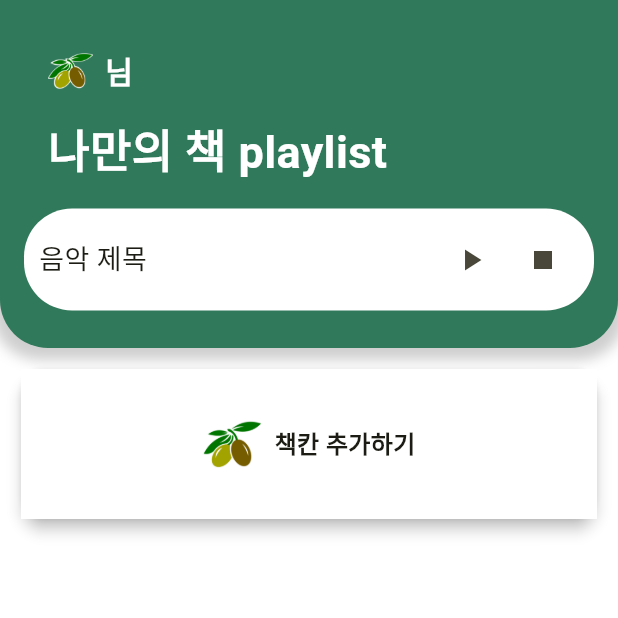
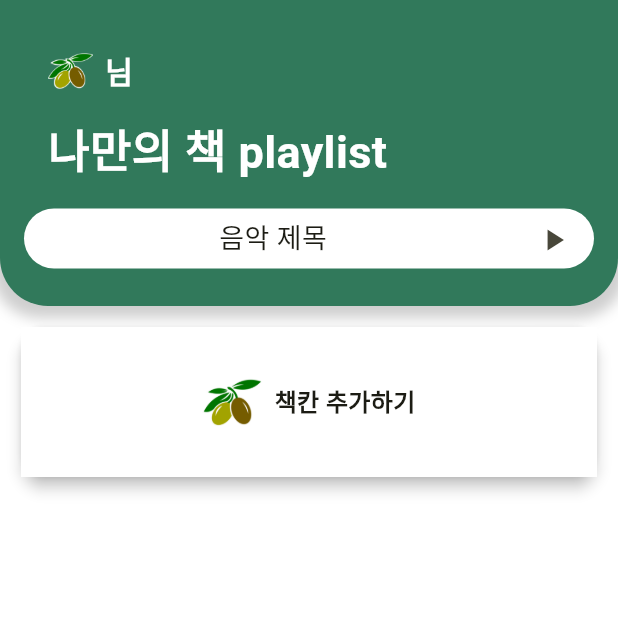
Before and after one commit to eunbeen-hong/2023Madcamp-Week4, a Flutter app: the HomePage screen opened directly, after a tap on an icon or button, on a phone screen of 412 x 824 dp, the top half of it. Run offline on Flutter 3.47's test engine with Material 2 defaults, Android fonts, the phone set to English and light mode, and no system bars; our stand-ins replace camera, image_picker, permission_handler, youtube_player_flutter; missing offline and left inert: google_mlkit_text_recognition; accounts and stored records are empty.

```diff
--- a/olive_front/lib/functions/api_functions.dart
+++ b/olive_front/lib/functions/api_functions.dart
@@ -218,7 +218,7 @@
       List<ImageDB> bookImages = [];
       for (var image in book['images']) {
         List<SongDB> imageSongs = [];
-        for (var song in image['songs']) {
+        for (var song in image['songs'] ?? []) {
           imageSongs.add(SongDB(
             title: song['title'] ?? '',
             songUrl: song['url'] ?? '',
--- a/olive_front/lib/pages/home_page.dart
+++ b/olive_front/lib/pages/home_page.dart
@@ -13,6 +13,7 @@
 
 class _HomePageState extends State<HomePage> {
   bool isExpanded = false; // 추가된 변수
+  bool _isPlaying = false;
   // final List<List<String>> entries = <List<String>>[['스릴러', '데미안', '라미안'], ['로맨스', '로로로','이'], ['철학', '기','보보보']];
   final List<int> colorCodes = <int>[600, 500, 100];
 
@@ -99,7 +100,8 @@
                         children: [
                           SizedBox(height: 16),
                           Container(
-                            padding: EdgeInsets.all(10),
+                            height: 40,
+                            padding: EdgeInsets.only(left: 3, top: 1, right: 3, bottom: 1),
                             decoration: BoxDecoration(
                               color: Colors.white,
                               borderRadius: BorderRadius.circular(32),
@@ -107,6 +109,7 @@
                             child: Row(
                               mainAxisAlignment: MainAxisAlignment.spaceBetween,
                               children: <Widget>[
+                                SizedBox(width: 0),
                                 Text(
                                   '음악 제목',
                                   style: TextStyle(fontSize: 18),
@@ -114,15 +117,12 @@
                                 Row(
                                   children: <Widget>[
                                     IconButton(
-                                      icon: Icon(Icons.play_arrow),
+                                      icon: Icon(_isPlaying ? Icons.pause : Icons.play_arrow),
                                       onPressed: () {
-                                        // 재생 버튼 눌렸을 때 수행할 동작
-                                      },
-                                    ),
-                                    IconButton(
-                                      icon: Icon(Icons.stop),
-                                      onPressed: () {
-                                        // 정지 버튼 눌렸을 때 수행할 동작
+                                        setState(() {
+                                          _isPlaying = !_isPlaying;
+                                        });
+                                        // 여기에 재생 및 일시정지 동작을 추가합니다.
                                       },
                                     ),
                                   ],
```
Also changed, not shown: 2 other files.
